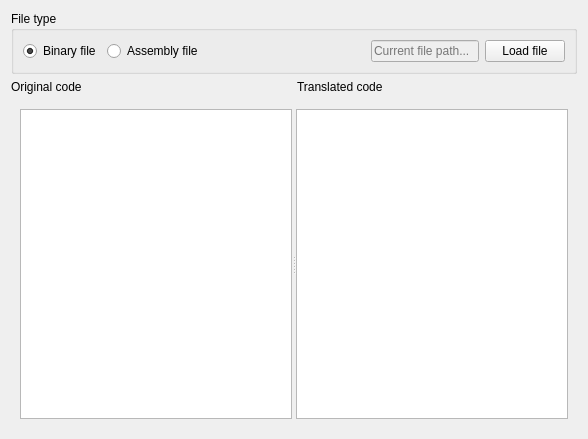
mortbopet/Ripes, file src/programfiletab.ui: the form before one commit.
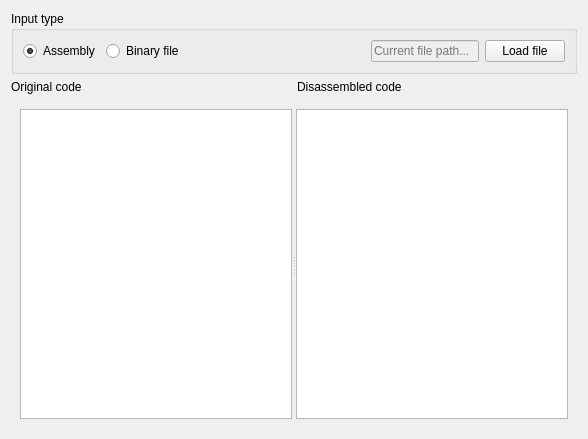
The form after the commit. Custom widgets are drawn as their Qt base class.

Commit message: Work on program file tab

Diff of the .ui file:
```diff
--- a/src/programfiletab.ui
+++ b/src/programfiletab.ui
@@ -19,25 +19,28 @@
      <item>
       <widget class="QGroupBox" name="groupBox_2">
        <property name="title">
-        <string>File type</string>
+        <string>Input type</string>
        </property>
        <layout class="QGridLayout" name="gridLayout_7">
         <item row="0" column="0">
          <layout class="QHBoxLayout" name="horizontalLayout_5">
+          <item>
+           <widget class="QRadioButton" name="assemblyfile">
+            <property name="text">
+             <string>Assembly</string>
+            </property>
+            <property name="checked">
+             <bool>true</bool>
+            </property>
+           </widget>
+          </item>
           <item>
            <widget class="QRadioButton" name="binaryfile">
             <property name="text">
              <string>Binary file</string>
             </property>
             <property name="checked">
-             <bool>true</bool>
-            </property>
-           </widget>
-          </item>
-          <item>
-           <widget class="QRadioButton" name="assemblyfile">
-            <property name="text">
-             <string>Assembly file</string>
+             <bool>false</bool>
             </property>
            </widget>
           </item>
@@ -94,7 +97,7 @@
        <item>
         <widget class="QLabel" name="label_2">
          <property name="text">
-          <string>Translated code</string>
+          <string>Disassembled code</string>
          </property>
         </widget>
        </item>
```
The commit also changes 4 other files.
